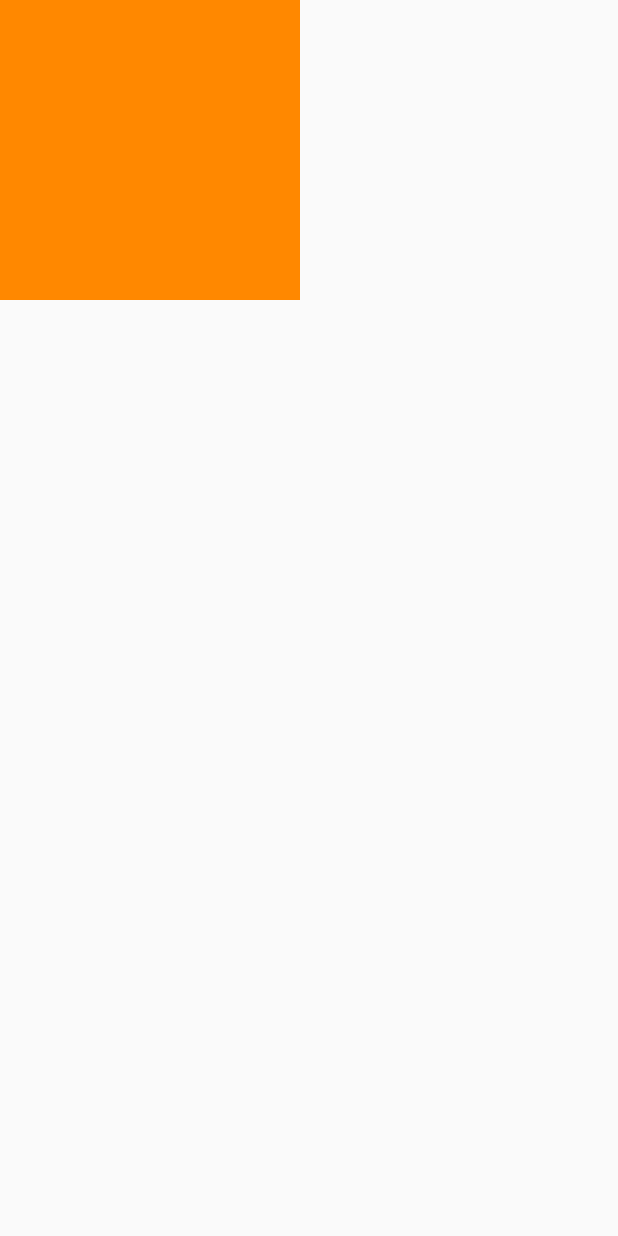
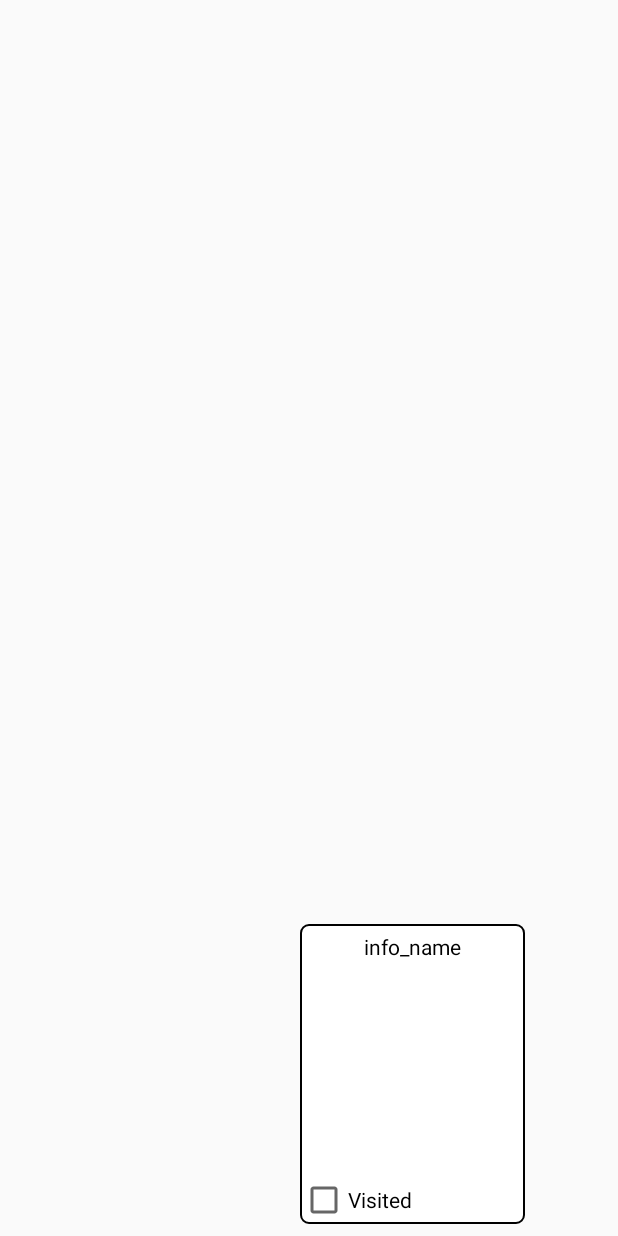
Before and after one commit to KristianTan/TrigTracker, an Android app: the layout info_box_fragment.xml on its own in the app's theme, with its tools: preview values and no code run, on a phone screen of 412 x 824 dp. Run offline under Robolectric (Android 15) with nearby library versions, the phone set to English and light mode, and no system bars.

Commit message:
Info box displays corresponding data when trig point is tapped

```diff
--- /dev/null
+++ b/app/src/main/res/drawable/info_box_border.xml
@@ -0,0 +1,7 @@
+<?xml version="1.0" encoding="utf-8"?>
+<shape xmlns:android="http://schemas.android.com/apk/res/android">
+    <solid android:color="#FFFFFF"/>
+    <stroke android:width="1dip" android:color="#000000" />
+    <corners android:radius="5dip"/>
+    <padding android:left="0dip" android:top="0dip" android:right="0dip" android:bottom="0dip" />
+</shape>
--- a/app/src/main/res/layout/info_box_fragment.xml
+++ b/app/src/main/res/layout/info_box_fragment.xml
@@ -1,15 +1,51 @@
 <?xml version="1.0" encoding="utf-8"?>
-<FrameLayout xmlns:android="http://schemas.android.com/apk/res/android"
+
+
+<android.support.constraint.ConstraintLayout xmlns:android="http://schemas.android.com/apk/res/android"
+    xmlns:app="http://schemas.android.com/apk/res-auto"
     xmlns:tools="http://schemas.android.com/tools"
-    android:layout_width="200dp"
+    android:layout_width="match_parent"
+    android:layout_height="match_parent">
+
+    <FrameLayout
+        android:layout_width="150dp"
         android:layout_height="200dp"
-    android:background="@android:color/holo_orange_dark"
+        android:layout_marginStart="200dp"
+        android:layout_marginBottom="8dp"
+        android:background="@drawable/info_box_border"
+        app:layout_constraintBottom_toBottomOf="parent"
+        app:layout_constraintStart_toStartOf="parent"
         tools:context=".Fragments.InfoBoxFragment">
 
         <!-- TODO: Update blank fragment layout -->
+        <LinearLayout
+            android:layout_width="match_parent"
+            android:layout_height="match_parent"
+            android:orientation="vertical">
+
             <TextView
                 android:id="@+id/info_name"
-        android:layout_width="200dp"
-        android:layout_height="30dp" />
+                android:layout_width="match_parent"
+                android:layout_height="30dp"
+                android:gravity="center"
+                android:text="info_name"
+                android:textColor="@android:color/black" />
+
+            <TextView
+                android:id="@+id/national_park"
+                android:layout_width="match_parent"
+                android:layout_height="wrap_content"
+                android:textColor="@android:color/black" />
+
+        </LinearLayout>
+
+        <CheckBox
+            android:id="@+id/checkBox"
+            android:layout_width="match_parent"
+            android:layout_height="wrap_content"
+            android:layout_gravity="bottom"
+            android:text="Visited" />
 
     </FrameLayout>
+
+</android.support.constraint.ConstraintLayout>
```
Also changed, not shown: app/src/main/java/com/uk/trigtracker/Fragments/InfoBoxFragment.java (+13 -1 lines), app/src/main/java/com/uk/trigtracker/Fragments/MapFragment.java (+35 -13 lines), app/src/main/java/com/uk/trigtracker/Models/TrigPoint.java (+79 -1 lines). Lines whose indentation alone changed are shown as unchanged.
